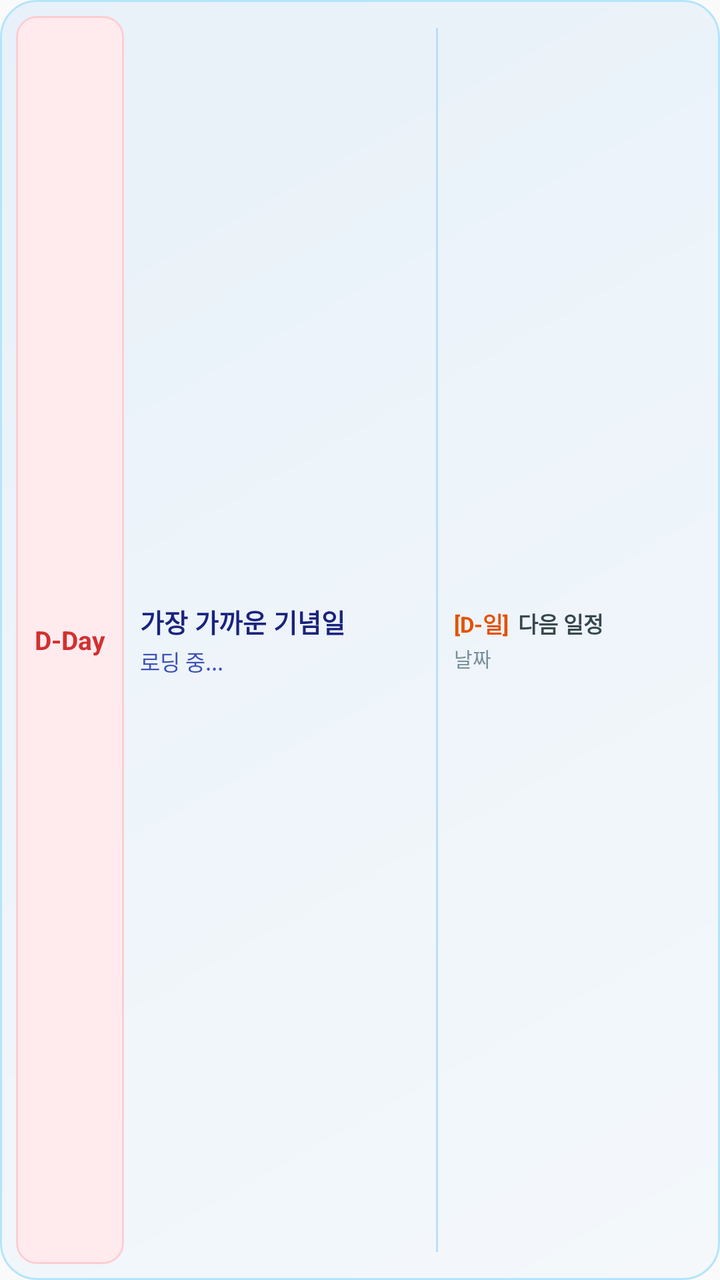
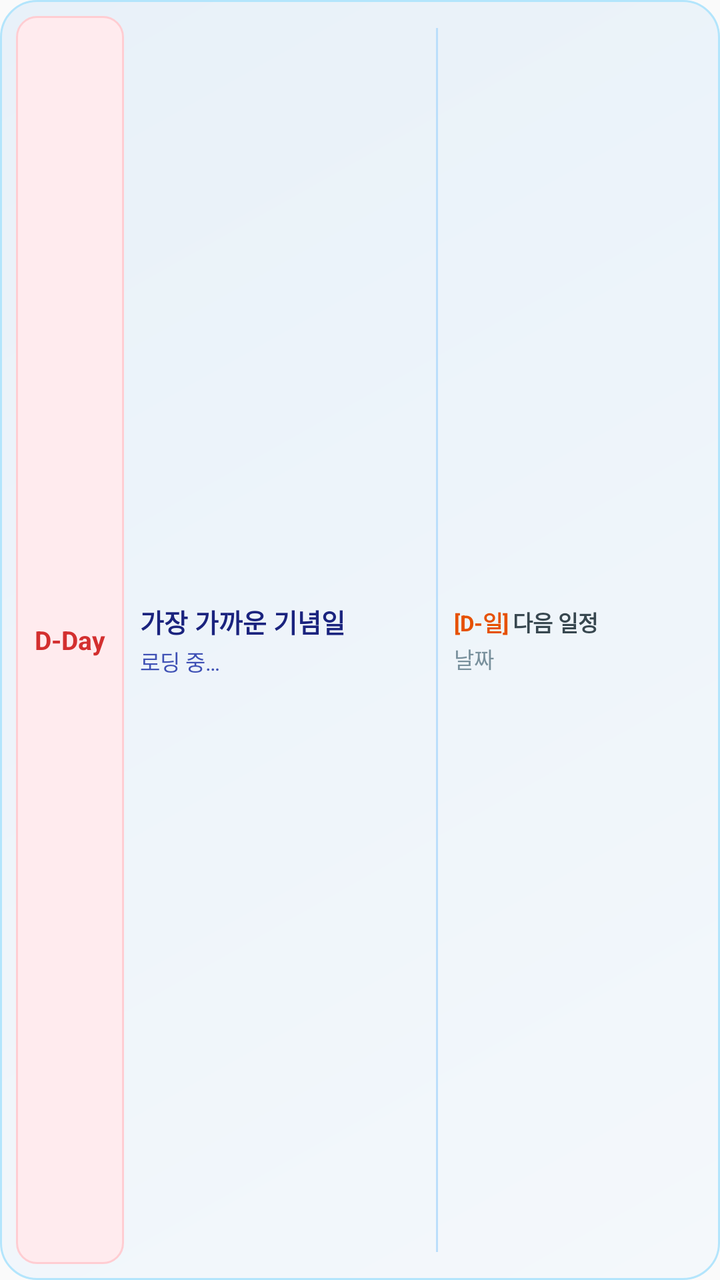

Compare the two renders of this Android layout. The source of the first and the diff that turns it into the second are given below.
<!-- AndroidManifest.xml: application theme Theme.MyHeritage -->
<!-- res/layout/anniversary_widget_4x1.xml -->
<?xml version="1.0" encoding="utf-8"?>
<LinearLayout xmlns:android="http://schemas.android.com/apk/res/android"
    android:layout_width="match_parent"
    android:layout_height="match_parent"
    android:background="@drawable/anniversary_widget_background"
    android:orientation="horizontal"
    android:gravity="center_vertical"
    android:padding="8dp">

    
    <LinearLayout
        android:layout_width="0dp"
        android:layout_height="match_parent"
        android:layout_weight="1.65"
        android:orientation="horizontal"
        android:gravity="center_vertical">

        
        <LinearLayout
            android:layout_width="54dp"
            android:layout_height="match_parent"
            android:background="@drawable/widget_dday_badge_bg"
            android:gravity="center"
            android:orientation="vertical"
            android:padding="4dp"
            android:layout_marginEnd="8dp">

            <TextView
                android:id="@+id/widget_dday"
                android:layout_width="wrap_content"
                android:layout_height="wrap_content"
                android:text="D-Day"
                android:textColor="#D32F2F"
                android:textStyle="bold"
                android:textSize="13sp" />
        </LinearLayout>

        
        <LinearLayout
            android:layout_width="0dp"
            android:layout_height="wrap_content"
            android:layout_weight="1"
            android:orientation="vertical">

            <TextView
                android:id="@+id/widget_title"
                android:layout_width="wrap_content"
                android:layout_height="wrap_content"
                android:text="가장 가까운 기념일"
                android:textColor="#1A237E"
                android:textStyle="bold"
                android:textSize="13sp"
                android:singleLine="true"
                android:ellipsize="end" />

            <TextView
                android:id="@+id/widget_date"
                android:layout_width="wrap_content"
                android:layout_height="wrap_content"
                android:text="로딩 중..."
                android:textColor="#3F51B5"
                android:textSize="11sp"
                android:layout_marginTop="2dp"
                android:singleLine="true"
                android:ellipsize="end" />
        </LinearLayout>
    </LinearLayout>

    
    <View
        android:layout_width="1dp"
        android:layout_height="match_parent"
        android:background="#BBDEFB"
        android:layout_marginTop="6dp"
        android:layout_marginBottom="6dp"
        android:layout_marginStart="4dp"
        android:layout_marginEnd="8dp" />

    
    <LinearLayout
        android:layout_width="0dp"
        android:layout_height="wrap_content"
        android:layout_weight="1.0"
        android:orientation="vertical"
        android:gravity="center_vertical">

        <LinearLayout
            android:layout_width="match_parent"
            android:layout_height="wrap_content"
            android:orientation="horizontal"
            android:gravity="center_vertical">

            <TextView
                android:id="@+id/widget_next_dday"
                android:layout_width="wrap_content"
                android:layout_height="wrap_content"
                android:text="[D-일]"
                android:textColor="#E65100"
                android:textStyle="bold"
                android:textSize="11sp"
                android:singleLine="true" />

            <TextView
                android:id="@+id/widget_next_title"
                android:layout_width="wrap_content"
                android:layout_height="wrap_content"
                android:text=" 다음 일정"
                android:textColor="#37474F"
                android:textStyle="bold"
                android:textSize="11sp"
                android:layout_marginStart="2dp"
                android:singleLine="true"
                android:ellipsize="end" />
        </LinearLayout>

        <TextView
            android:id="@+id/widget_next_date"
            android:layout_width="wrap_content"
            android:layout_height="wrap_content"
            android:text="날짜"
            android:textColor="#78909C"
            android:textSize="10sp"
            android:layout_marginTop="2dp"
            android:singleLine="true"
            android:ellipsize="end" />
    </LinearLayout>
</LinearLayout>
<!-- resources referenced by this layout -->
<resources>
  <!-- drawable anniversary_widget_background (drawable) -->
  <?xml version="1.0" encoding="utf-8"?>
  <shape xmlns:android="http://schemas.android.com/apk/res/android"
      android:shape="rectangle">
      <gradient
          android:startColor="#F4F8FB"
          android:endColor="#E8F1F9"
          android:angle="135" />
      <corners android:radius="18dp" />
      <stroke
          android:width="1dp"
          android:color="#B3E5FC" />
  </shape>
  <!-- drawable widget_dday_badge_bg (drawable) -->
  <?xml version="1.0" encoding="utf-8"?>
  <shape xmlns:android="http://schemas.android.com/apk/res/android"
      android:shape="rectangle">
      <solid android:color="#FFEBEE" />
      <corners android:radius="10dp" />
      <stroke
          android:width="1dp"
          android:color="#FFCDD2" />
  </shape>
  <style name="Theme.MyHeritage" parent="android:Theme.Material.Light.NoActionBar" />
</resources>

<!-- the commit's change to res/layout/anniversary_widget_4x1.xml (unified diff, before → after) -->
@@ -4,6 +4,7 @@
     android:layout_height="match_parent"
     android:background="@drawable/anniversary_widget_background"
     android:orientation="horizontal"
+    android:baselineAligned="false"
     android:gravity="center_vertical"
     android:padding="8dp">
 
@@ -13,6 +14,7 @@
         android:layout_height="match_parent"
         android:layout_weight="1.65"
         android:orientation="horizontal"
+            android:baselineAligned="false"
         android:gravity="center_vertical">
 
         
@@ -29,7 +31,7 @@
                 android:id="@+id/widget_dday"
                 android:layout_width="wrap_content"
                 android:layout_height="wrap_content"
-                android:text="D-Day"
+                android:text="@string/widget_dday_badge"
                 android:textColor="#D32F2F"
                 android:textStyle="bold"
                 android:textSize="13sp" />
@@ -37,16 +39,15 @@
 
         
         <LinearLayout
-            android:layout_width="0dp"
+            android:layout_width="wrap_content"
             android:layout_height="wrap_content"
-            android:layout_weight="1"
             android:orientation="vertical">
 
             <TextView
                 android:id="@+id/widget_title"
                 android:layout_width="wrap_content"
                 android:layout_height="wrap_content"
-                android:text="가장 가까운 기념일"
+                android:text="@string/widget_nearest_anniversary"
                 android:textColor="#1A237E"
                 android:textStyle="bold"
                 android:textSize="13sp"
@@ -57,7 +58,7 @@
                 android:id="@+id/widget_date"
                 android:layout_width="wrap_content"
                 android:layout_height="wrap_content"
-                android:text="로딩 중..."
+                android:text="@string/widget_loading"
                 android:textColor="#3F51B5"
                 android:textSize="11sp"
                 android:layout_marginTop="2dp"
@@ -94,7 +95,7 @@
                 android:id="@+id/widget_next_dday"
                 android:layout_width="wrap_content"
                 android:layout_height="wrap_content"
-                android:text="[D-일]"
+                android:text="@string/widget_dday_placeholder"
                 android:textColor="#E65100"
                 android:textStyle="bold"
                 android:textSize="11sp"
@@ -104,7 +105,7 @@
                 android:id="@+id/widget_next_title"
                 android:layout_width="wrap_content"
                 android:layout_height="wrap_content"
-                android:text=" 다음 일정"
+                android:text="@string/widget_next_schedule_suffix"
                 android:textColor="#37474F"
                 android:textStyle="bold"
                 android:textSize="11sp"
@@ -117,9 +118,9 @@
             android:id="@+id/widget_next_date"
             android:layout_width="wrap_content"
             android:layout_height="wrap_content"
-            android:text="날짜"
+            android:text="@string/widget_date_label"
             android:textColor="#78909C"
-            android:textSize="10sp"
+            android:textSize="11sp"
             android:layout_marginTop="2dp"
             android:singleLine="true"
             android:ellipsize="end" />
<!-- resource entries referenced after the edit -->
@@ -23,6 +23,12 @@
           android:width="1dp"
           android:color="#FFCDD2" />
   </shape>
+  <string name="widget_date_label">날짜</string>
+  <string name="widget_dday_badge">D-Day</string>
+  <string name="widget_dday_placeholder">[D-일]</string>
+  <string name="widget_loading">로딩 중…</string>
+  <string name="widget_nearest_anniversary">가장 가까운 기념일</string>
+  <string name="widget_next_schedule_suffix"> 다음 일정</string>
   <style name="Theme.MyHeritage" parent="android:Theme.Material.Light.NoActionBar" />
 </resources>
 
